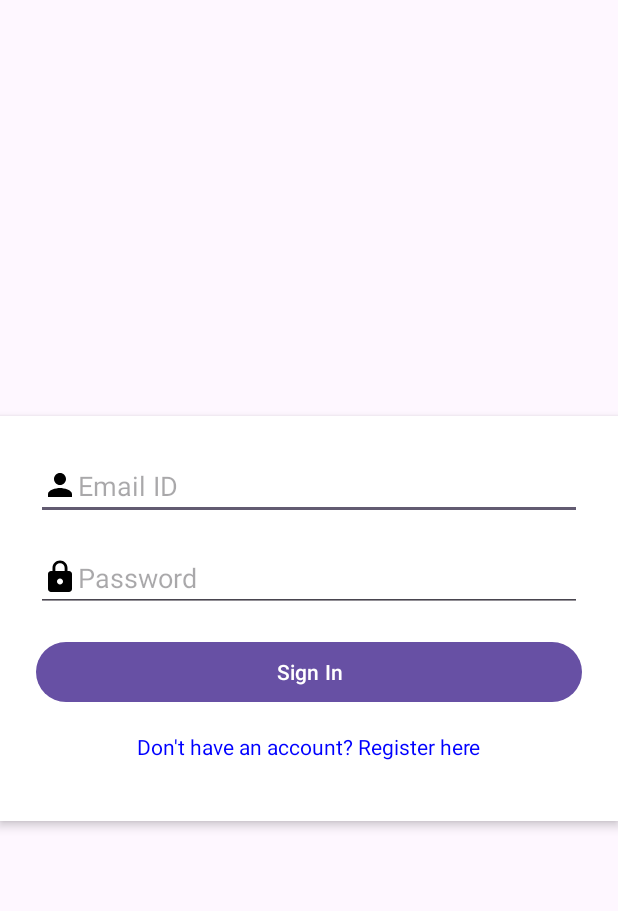
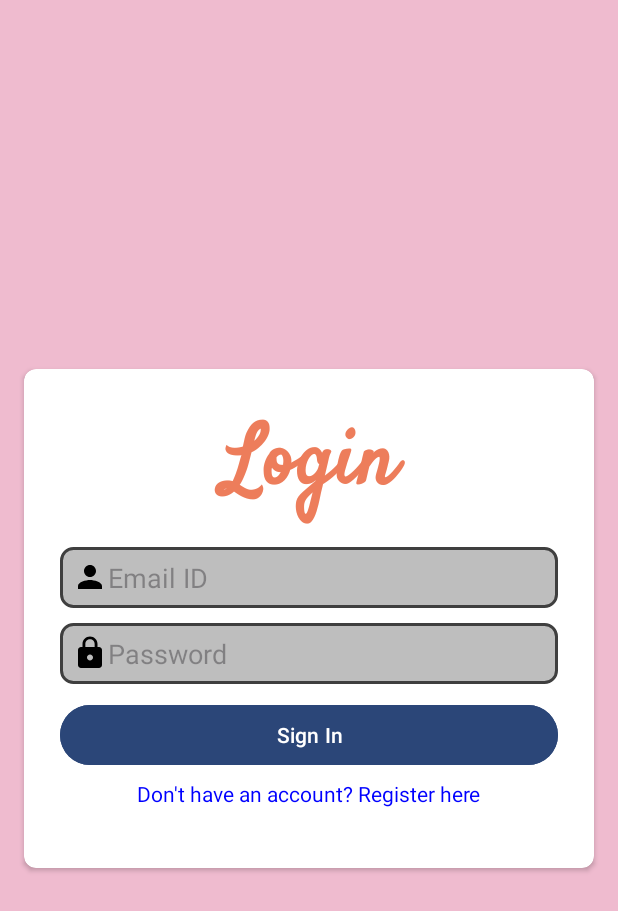
Before and after one commit to shivsikki/InkPad, an Android app: the screen it shows after launch (MainActivity), on a phone screen of 412 x 824 dp. Shown: the top 911 px of the screen. Run offline under Robolectric (Android 15) with nearby library versions, the phone set to English and light mode, and no system bars.

Commit message:
finished project

```diff
--- a/app/src/main/res/layout/activity_about_us.xml
+++ b/app/src/main/res/layout/activity_about_us.xml
@@ -58,7 +58,7 @@
                 app:layout_constraintTop_toBottomOf="@id/title"
                 app:layout_constraintStart_toStartOf="parent"
                 android:paddingBottom="16dp"
-                android:textColor="@android:color/black"
+                style="@style/TextColor1"
                 android:text="This app is developed by students of Information Technology of sem V at Dharmsinh Desai University:"
                 android:autoLink="none"
                 android:lineSpacingExtra="8dp"
@@ -74,7 +74,7 @@
                 app:layout_constraintStart_toStartOf="parent"
                 android:paddingTop="15dp"
                 android:paddingBottom="16dp"
-                android:textColor="@android:color/black"
+                style="@style/TextColor1"
                 android:text="\u2022 Shivam Bhat (IT131)\n\u2022 Kunj Soni (IT137)"
                 android:autoLink="none"
                 android:lineSpacingExtra="8dp"
--- a/app/src/main/res/layout/activity_main.xml
+++ b/app/src/main/res/layout/activity_main.xml
@@ -5,44 +5,80 @@
     android:layout_width="match_parent"
     android:layout_height="match_parent"
     android:layout_gravity="center"
-    tools:context=".MainActivity">
+    tools:context=".MainActivity"
+    android:background="@color/color1">
 
-    <LinearLayout
+    <androidx.cardview.widget.CardView
         android:layout_width="0dp"
         android:layout_height="wrap_content"
-        android:orientation="vertical"
-        android:padding="24dp"
+        android:layout_margin="16dp"
         android:background="@android:color/white"
-        android:elevation="4dp"
+        android:elevation="15dp"
+        app:cardCornerRadius="8dp"
         app:layout_constraintTop_toTopOf="parent"
         app:layout_constraintBottom_toBottomOf="parent"
         app:layout_constraintStart_toStartOf="parent"
         app:layout_constraintEnd_toEndOf="parent">
 
+        <androidx.constraintlayout.widget.ConstraintLayout
+            android:layout_width="match_parent"
+            android:layout_height="wrap_content"
+            android:padding="24dp">
+
+            <TextView
+                android:id="@+id/login"
+                android:layout_width="match_parent"
+                android:layout_height="wrap_content"
+                android:gravity="center"
+                android:text="Login"
+                android:textSize="55sp"
+                android:fontFamily="@font/satisfy"
+                android:textStyle="bold"
+                android:textColor="#ED7D5B"
+                app:layout_constraintTop_toTopOf="parent"
+                app:layout_constraintStart_toStartOf="parent"
+                app:layout_constraintEnd_toEndOf="parent"/>
+
             <EditText
                 android:id="@+id/emailEditText"
-            android:layout_width="match_parent"
+                android:layout_width="0dp"
                 android:layout_height="wrap_content"
                 android:drawableLeft="@drawable/baseline_person_24"
                 android:hint="Email ID"
                 android:inputType="textEmailAddress"
-            android:layout_marginBottom="16dp" />
+                android:layout_marginTop="15dp"
+                android:background="@drawable/edittext_background"
+                app:layout_constraintTop_toBottomOf="@id/login"
+                app:layout_constraintStart_toStartOf="parent"
+                app:layout_constraintEnd_toEndOf="parent"
+                app:layout_constraintWidth_percent="1.0" />
 
             <EditText
                 android:id="@+id/passwordEditText"
-            android:layout_width="match_parent"
+                android:layout_width="0dp"
                 android:layout_height="wrap_content"
                 android:drawableLeft="@drawable/baseline_lock_24"
                 android:hint="Password"
                 android:inputType="textPassword"
-            android:layout_marginBottom="16dp" />
+                android:layout_marginTop="10dp"
+                android:background="@drawable/edittext_background"
+                app:layout_constraintTop_toBottomOf="@+id/emailEditText"
+                app:layout_constraintStart_toStartOf="parent"
+                app:layout_constraintEnd_toEndOf="parent"
+                app:layout_constraintWidth_percent="1.0" />
 
             <Button
                 android:id="@+id/loginButton"
-            android:layout_width="match_parent"
+                android:layout_width="0dp"
                 android:layout_height="wrap_content"
                 android:text="Sign In"
-            android:layout_marginBottom="16dp" />
+                android:layout_marginTop="10dp"
+                android:backgroundTint="#2B4678"
+                android:textColor="@color/white"
+                app:layout_constraintTop_toBottomOf="@+id/passwordEditText"
+                app:layout_constraintStart_toStartOf="parent"
+                app:layout_constraintEnd_toEndOf="parent"
+                app:layout_constraintWidth_percent="1.0" />
 
             <TextView
                 android:id="@+id/registerTextView"
@@ -50,7 +86,16 @@
                 android:layout_height="wrap_content"
                 android:text="Don't have an account? Register here"
                 android:textColor="#0000FF"
-            android:layout_gravity="center"
-            android:layout_marginBottom="16dp" />
-    </LinearLayout>
+                android:layout_marginBottom="16dp"
+                android:layout_marginTop="5dp"
+                app:layout_constraintTop_toBottomOf="@+id/loginButton"
+                app:layout_constraintStart_toStartOf="parent"
+                app:layout_constraintEnd_toEndOf="parent"
+                app:layout_constraintBottom_toBottomOf="parent"
+                app:layout_constraintWidth_percent="1.0" />
+
         </androidx.constraintlayout.widget.ConstraintLayout>
+
+    </androidx.cardview.widget.CardView>
+
+</androidx.constraintlayout.widget.ConstraintLayout>
--- a/app/src/main/res/layout/activity_memories.xml
+++ b/app/src/main/res/layout/activity_memories.xml
@@ -77,7 +77,7 @@
                     android:padding="16dp"
                     android:textSize="16sp"
                     android:textStyle="bold"
-                    android:textColor="@color/black"/>
+                    style="@style/TextColor1"/>
 
                 <Button
                     android:id="@+id/chooseVideoButton"
@@ -89,7 +89,7 @@
                     android:padding="16dp"
                     android:textSize="16sp"
                     android:textStyle="bold"
-                    android:textColor="@color/black"/>
+                    style="@style/TextColor1"/>
 
             </LinearLayout>
 
--- a/app/src/main/res/layout/activity_pinfo.xml
+++ b/app/src/main/res/layout/activity_pinfo.xml
@@ -66,6 +66,7 @@
                         android:layout_height="wrap_content"
                         android:text="First Name:"
                         android:textStyle="bold"
+                        style="@style/TextColor1"
                         app:layout_constraintTop_toTopOf="parent"
                         app:layout_constraintStart_toStartOf="parent"
                         app:layout_constraintEnd_toEndOf="parent" />
@@ -88,6 +89,7 @@
                         android:layout_height="wrap_content"
                         android:text="Middle Name:"
                         android:textStyle="bold"
+                        style="@style/TextColor1"
                         app:layout_constraintTop_toBottomOf="@id/edit_firstname"
                         app:layout_constraintStart_toStartOf="parent"
                         app:layout_constraintEnd_toEndOf="parent"
@@ -111,6 +113,7 @@
                         android:layout_height="wrap_content"
                         android:text="Last Name:"
                         android:textStyle="bold"
+                        style="@style/TextColor1"
                         app:layout_constraintTop_toBottomOf="@id/edit_middlename"
                         app:layout_constraintStart_toStartOf="parent"
                         app:layout_constraintEnd_toEndOf="parent"
@@ -171,6 +174,7 @@
                             android:textSize="15sp"
                             android:text="Date of Birth:"
                             android:textStyle="bold"
+                            style="@style/TextColor1"
                             app:layout_constraintTop_toTopOf="parent"
                             app:layout_constraintStart_toStartOf="parent"
                             app:layout_constraintEnd_toEndOf="parent"
@@ -243,6 +247,7 @@
                             android:text="Aadhar/PAN/Driving License:"
                             android:textStyle="bold"
                             android:textSize="17sp"
+                            style="@style/TextColor1"
                             app:layout_constraintTop_toTopOf="parent"
                             app:layout_constraintStart_toStartOf="parent"
                             app:layout_constraintEnd_toEndOf="parent"
@@ -290,6 +295,7 @@
                             android:text="10th/12th Certificate:"
                             android:textStyle="bold"
                             android:textSize="17sp"
+                            style="@style/TextColor1"
                             app:layout_constraintTop_toBottomOf="@id/image_doc"
                             app:layout_constraintStart_toStartOf="parent"
                             app:layout_constraintEnd_toEndOf="parent"
--- a/app/src/main/res/layout/reminder_list_item.xml
+++ b/app/src/main/res/layout/reminder_list_item.xml
@@ -39,6 +39,7 @@
                 android:text="Reminder Title"
                 android:textStyle="bold"
                 android:textSize="16sp"
+                style="@style/TextColor1"
                 app:layout_constraintTop_toTopOf="parent"
                 app:layout_constraintStart_toStartOf="parent"
                 app:layout_constraintHorizontal_bias="0.5"/>
@@ -63,6 +64,7 @@
                 android:layout_height="wrap_content"
                 android:text="Time"
                 android:textSize="14sp"
+                style="@style/TextColor1"
                 app:layout_constraintTop_toBottomOf="@id/reminder_message"
                 app:layout_constraintStart_toStartOf="parent"
                 app:layout_constraintEnd_toStartOf="@id/reminder_date"
@@ -84,6 +86,7 @@
                 android:layout_height="wrap_content"
                 android:text="Date"
                 android:textSize="14sp"
+                style="@style/TextColor1"
                 app:layout_constraintTop_toBottomOf="@id/reminder_message"
                 app:layout_constraintStart_toEndOf="@id/reminder_time"
                 app:layout_constraintEnd_toEndOf="parent"
--- a/app/src/main/res/values-night/themes.xml
+++ b/app/src/main/res/values-night/themes.xml
@@ -4,4 +4,5 @@
         <!-- Customize your dark theme here. -->
         <!-- <item name="colorPrimary">@color/my_dark_primary</item> -->
     </style>
+    <style name="TextColor1"><item name="android:textColor">#E0F3FF</item></style>
 </resources>
--- a/app/src/main/res/values/themes.xml
+++ b/app/src/main/res/values/themes.xml
@@ -4,5 +4,6 @@
             <!-- Customize your light theme here. -->
             <!--<item name="colorPrimary">@color/black</item>-->
         </style>
+        <style name="TextColor1"><item name="android:textColor">#091E28</item></style>
         <style name="Theme.InkPad" parent="Base.Theme.InkPad" />
     </resources>
```
Also changed, not shown: app/src/main/res/layout/activity_add_diary.xml (+6 -4 lines), app/src/main/res/layout/activity_add_reminder.xml (+6 -2 lines), app/src/main/res/layout/activity_register.xml (+58 -14 lines), app/src/main/res/layout/activity_welcome.xml (+6 -6 lines), app/src/main/res/layout/fragment_todo.xml (+7 -7 lines). Lines whose indentation alone changed are shown as unchanged.
